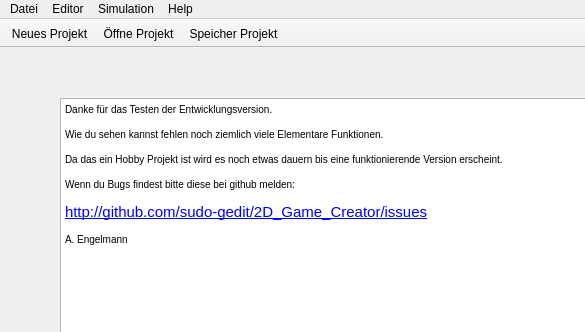
Above: 2D-Game-Creator/main/mainwindow.ui from sudo-gedit/2D_Game_Creator before the change; both pictures show x 0 to 585 and y 0 to 332 of the 1119 by 666 pixel window. Below: the same form after it.
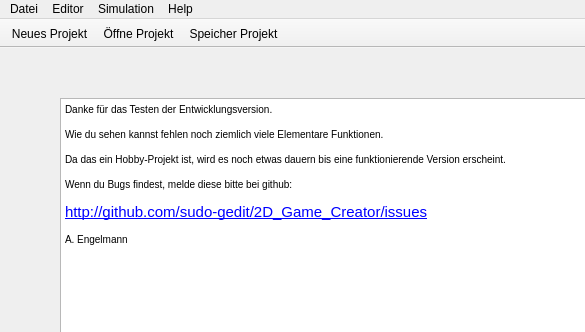
That is the form after the change. Icons and pictures are not drawn.

```diff
--- a/2D-Game-Creator/main/mainwindow.ui
+++ b/2D-Game-Creator/main/mainwindow.ui
@@ -30,8 +30,8 @@
 &lt;/style&gt;&lt;/head&gt;&lt;body style=&quot; font-family:'Cantarell'; font-size:11pt; font-weight:400; font-style:normal;&quot;&gt;
 &lt;p style=&quot; margin-top:12px; margin-bottom:12px; margin-left:0px; margin-right:0px; -qt-block-indent:0; text-indent:0px;&quot;&gt;&lt;span style=&quot; font-size:small;&quot;&gt;Danke für das Testen der Entwicklungsversion.&lt;/span&gt;&lt;/p&gt;
 &lt;p style=&quot; margin-top:12px; margin-bottom:12px; margin-left:0px; margin-right:0px; -qt-block-indent:0; text-indent:0px;&quot;&gt;&lt;span style=&quot; font-size:small;&quot;&gt;Wie du sehen kannst fehlen noch ziemlich viele Elementare Funktionen.&lt;/span&gt;&lt;/p&gt;
-&lt;p style=&quot; margin-top:12px; margin-bottom:12px; margin-left:0px; margin-right:0px; -qt-block-indent:0; text-indent:0px;&quot;&gt;&lt;span style=&quot; font-size:small;&quot;&gt;Da das ein Hobby Projekt ist wird es noch etwas dauern bis eine funktionierende Version erscheint.&lt;/span&gt;&lt;/p&gt;
-&lt;p style=&quot; margin-top:12px; margin-bottom:12px; margin-left:0px; margin-right:0px; -qt-block-indent:0; text-indent:0px;&quot;&gt;&lt;span style=&quot; font-size:small;&quot;&gt;Wenn du Bugs findest bitte diese bei github melden:&lt;/span&gt;&lt;/p&gt;
+&lt;p style=&quot; margin-top:12px; margin-bottom:12px; margin-left:0px; margin-right:0px; -qt-block-indent:0; text-indent:0px;&quot;&gt;&lt;span style=&quot; font-size:small;&quot;&gt;Da das ein Hobby-Projekt ist, wird es noch etwas dauern bis eine funktionierende Version erscheint.&lt;/span&gt;&lt;/p&gt;
+&lt;p style=&quot; margin-top:12px; margin-bottom:12px; margin-left:0px; margin-right:0px; -qt-block-indent:0; text-indent:0px;&quot;&gt;&lt;span style=&quot; font-size:small;&quot;&gt;Wenn du Bugs findest, melde diese bitte bei github:&lt;/span&gt;&lt;/p&gt;
 &lt;p style=&quot; margin-top:12px; margin-bottom:12px; margin-left:0px; margin-right:0px; -qt-block-indent:0; text-indent:0px;&quot;&gt;&lt;a href=&quot;http://github.com/sudo-gedit/2D_Game_Creator/issues&quot;&gt;&lt;span style=&quot; text-decoration: underline; color:#0000ff;&quot;&gt;http://github.com/sudo-gedit/2D_Game_Creator/issues&lt;/span&gt;&lt;/a&gt;&lt;/p&gt;
 &lt;p style=&quot; margin-top:12px; margin-bottom:12px; margin-left:0px; margin-right:0px; -qt-block-indent:0; text-indent:0px;&quot;&gt;&lt;span style=&quot; font-size:small;&quot;&gt;A. Engelmann&lt;/span&gt;&lt;/p&gt;
 &lt;p style=&quot; margin-top:12px; margin-bottom:12px; margin-left:0px; margin-right:0px; -qt-block-indent:0; text-indent:0px;&quot;&gt;&lt;br /&gt;&lt;/p&gt;&lt;/body&gt;&lt;/html&gt;</string>
```
Left out of the diff: 17 changed lines with no effect on the pictures.
